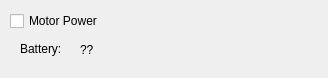
Old version of the form qt.ui in the repository embedCreativity/PalmettoGUI.
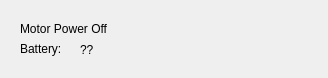
New version of the form.

Commit message: button press events working

```diff
--- a/qt.ui
+++ b/qt.ui
@@ -39,17 +39,17 @@
     <string>Battery:</string>
    </property>
   </widget>
-  <widget class="QCheckBox" name="chkPower">
+  <widget class="QLabel" name="lblMotorPower">
    <property name="geometry">
     <rect>
-     <x>10</x>
-     <y>10</y>
-     <width>121</width>
-     <height>22</height>
+     <x>20</x>
+     <y>20</y>
+     <width>131</width>
+     <height>17</height>
     </rect>
    </property>
    <property name="text">
-    <string>Motor Power</string>
+    <string>Motor Power Off</string>
    </property>
   </widget>
  </widget>
```
The commit also changes 3 other files.
